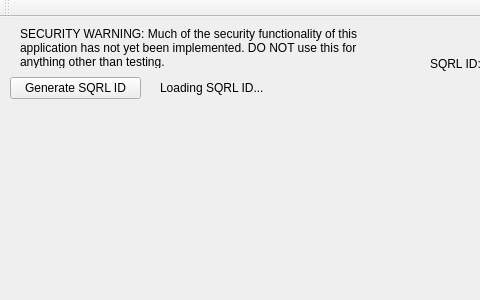
Qt form sqrl-qt/mainwindow.ui (501st-alpha1/sqrl-qt) before a commit; both pictures show x 0 to 480 and y 0 to 300 of the 759 by 300 pixel window.
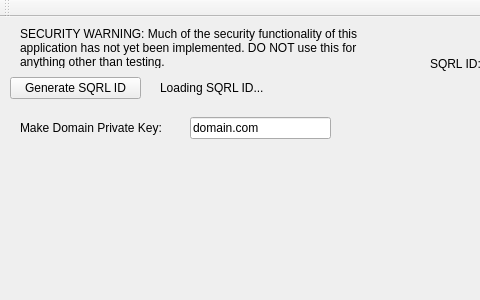
The same form after that commit.

Commit message: Began implementing make-domain-private-key function

```diff
--- a/sqrl-qt/mainwindow.ui
+++ b/sqrl-qt/mainwindow.ui
@@ -72,6 +72,32 @@
      <string>SQRL ID:</string>
     </property>
    </widget>
+   <widget class="QLabel" name="label_4">
+    <property name="geometry">
+     <rect>
+      <x>20</x>
+      <y>100</y>
+      <width>171</width>
+      <height>21</height>
+     </rect>
+    </property>
+    <property name="text">
+     <string>Make Domain Private Key:</string>
+    </property>
+   </widget>
+   <widget class="QLineEdit" name="lineEdit">
+    <property name="geometry">
+     <rect>
+      <x>190</x>
+      <y>100</y>
+      <width>141</width>
+      <height>22</height>
+     </rect>
+    </property>
+    <property name="text">
+     <string>domain.com</string>
+    </property>
+   </widget>
   </widget>
   <widget class="QMenuBar" name="menuBar">
    <property name="geometry">
```
The commit also changes 5 other files.
